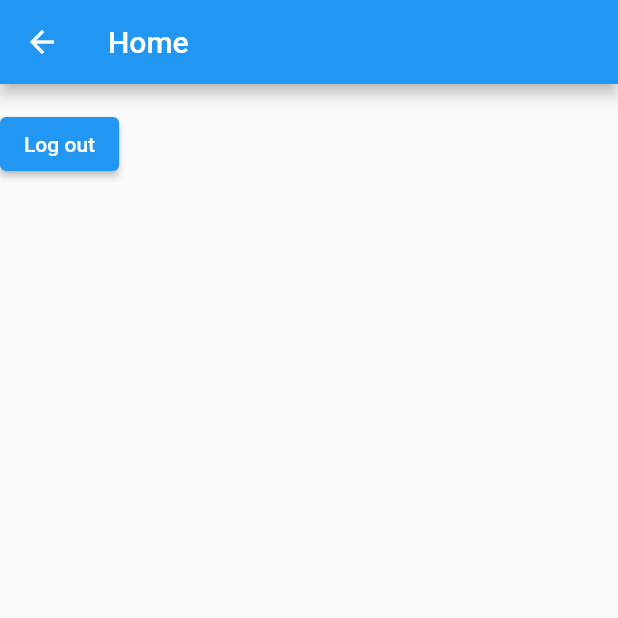
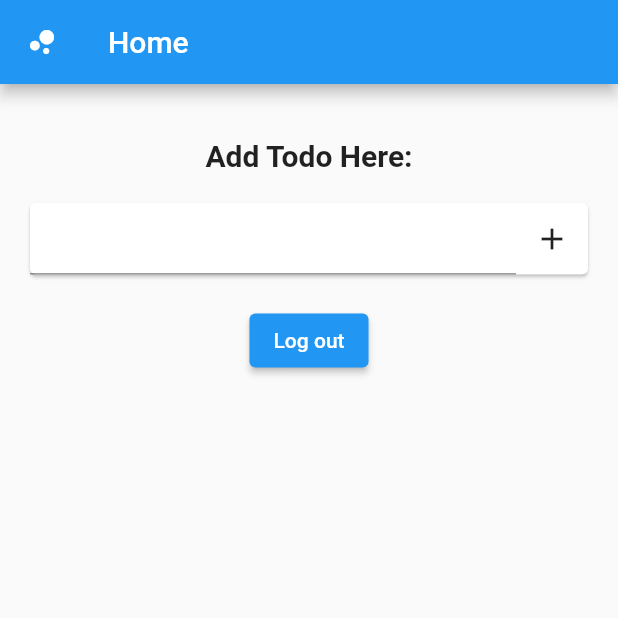
Before and after one commit to revand5467/Todo, a Flutter app: the home screen opened directly, on a phone screen of 412 x 824 dp, the top half of it. Run offline on Flutter 3.47's test engine with Material 2 defaults, Android fonts, the phone set to English and light mode, and no system bars; our stand-ins replace cloud_firestore, firebase_auth, firebase_core, get; accounts and stored records are empty; network calls fail.

Commit message:
retrieving data from firebase

```diff
--- a/lib/bindings/authBinding.dart
+++ b/lib/bindings/authBinding.dart
@@ -1,4 +1,5 @@
 import 'package:auth/controllers/userController.dart';
+import 'package:auth/models/user.dart';
 import 'package:get/get.dart';
 import '../controllers/authcontroller.dart';
 
@@ -7,5 +8,6 @@ class AuthBinding extends Bindings {
   void dependencies() {
     Get.lazyPut<AuthController>(() => AuthController());
     Get.lazyPut(() => UserController());
+    //Get.lazyPut(() => UserModel());
   }
 }
--- a/lib/controllers/authcontroller.dart
+++ b/lib/controllers/authcontroller.dart
@@ -1,15 +1,35 @@
 import 'package:auth/controllers/userController.dart';
 import 'package:auth/models/user.dart';
+import 'package:auth/screens/home.dart';
 import 'package:auth/services/database.dart';
 import 'package:firebase_auth/firebase_auth.dart';
 import 'package:get/get.dart';
 import 'package:get/state_manager.dart';
+import '../screens/login.dart';
 
 class AuthController extends GetxController {
+  static AuthController instance = Get.find();
   FirebaseAuth _auth = FirebaseAuth.instance;
-  late Rx<User> _firebaseUser;
+  late Rx<User?> _firebaseUser;
   Rx<bool> verified = false.obs;
-  String? get user => _firebaseUser.value.uid;
+  String get user => _firebaseUser.value!.uid;
+
+  void onReady() {
+    super.onReady();
+    _firebaseUser = Rx<User?>(_auth.currentUser);
+    _firebaseUser.bindStream(_auth.userChanges());
+    ever(_firebaseUser, _initialScreen);
+  }
+
+  _initialScreen(User? user) {
+    if (user == null) {
+      print("login page");
+      Get.offAll(() => Login());
+    } else {
+      Get.offAll(() => home());
+    }
+  }
+
   void onInit() {
     FirebaseAuth.instance.authStateChanges().listen((User? user) {
       if (user != null) {
--- a/lib/screens/home.dart
+++ b/lib/screens/home.dart
@@ -2,26 +2,58 @@ import 'package:auth/controllers/authcontroller.dart';
 import 'package:auth/controllers/userController.dart';
 import 'package:auth/models/user.dart';
 import 'package:auth/screens/login.dart';
+import 'package:auth/services/database.dart';
 import 'package:flutter/material.dart';
 import 'package:get/get.dart';
 
 class home extends GetWidget<AuthController> {
 //  UserController _userData = Get.find<UserController>();
+
   @override
   Widget build(BuildContext context) {
+    String id = "";
+    final TextEditingController _todoController = TextEditingController();
     return Scaffold(
-        appBar: AppBar(title: Text("Home")),
+        appBar: AppBar(
+            title: Text("Home"),
+            leading: IconButton(
+                icon: Icon(Icons.bubble_chart_sharp),
+                onPressed: () {
+                  Get.changeTheme(
+                      Get.isDarkMode ? ThemeData.light() : ThemeData.dark());
+                })),
         body: Column(children: [
           GetX<UserController>(builder: (_) {
-            if (_.user.email != null) {
-              return Text(_.user.email);
+            if (_.user.id != null) {
+              id = _.user.id.trim();
+              print(id);
+              return Text(_.user.id);
             }
             return Text("Loading");
           }),
+          SizedBox(height: 20),
+          Text("Add Todo Here:",
+              style: TextStyle(fontSize: 20, fontWeight: FontWeight.bold)),
+          Card(
+              margin: EdgeInsets.all(20),
+              child: Row(
+                children: [
+                  Expanded(child: TextFormField(controller: _todoController)),
+                  IconButton(
+                      icon: Icon(Icons.add),
+                      onPressed: () {
+                        if (_todoController.text != "") {
+                          print(_todoController);
+                          Database().addTodo(_todoController.text, id);
+                          _todoController.clear();
+                        }
+                      })
+                ],
+              )),
           ElevatedButton(
               onPressed: () {
                 controller.signOut();
-                Get.to(() => login());
+                Get.to(() => Login());
               },
               child: Text('Log out')),
         ]));
--- a/lib/screens/login.dart
+++ b/lib/screens/login.dart
@@ -4,7 +4,7 @@ import 'package:auth/screens/signup.dart';
 import 'package:flutter/material.dart';
 import 'package:get/get.dart';
 
-class login extends GetWidget<AuthController> {
+class Login extends GetWidget<AuthController> {
   final TextEditingController emailController = TextEditingController();
   final TextEditingController passwordController = TextEditingController();
   @override
--- a/lib/utils/root.dart
+++ b/lib/utils/root.dart
@@ -16,7 +16,7 @@ class Root extends GetWidget<AuthController> {
         if (Get.find<AuthController>().user != null) {
           return home();
         } else {
-          return login();
+          return Login();
         }
       },
     );
```
Also changed, not shown: lib/Theme/themes.dart (added, +42 -0 lines), lib/main.dart (+2 -13 lines), lib/models/todo.dart (added, +21 -0 lines), lib/services/database.dart (+16 -0 lines).
